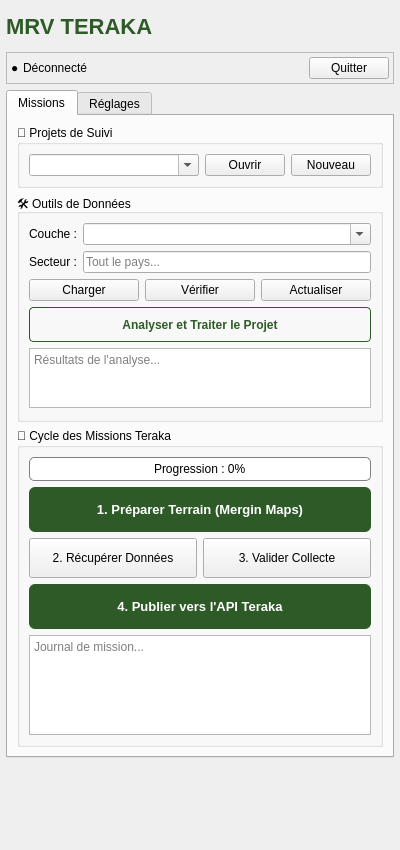
Above: mrv_teraka_dockwidget_base.ui from johrosa/mrv_teraka before the change. Below: the same form after it.
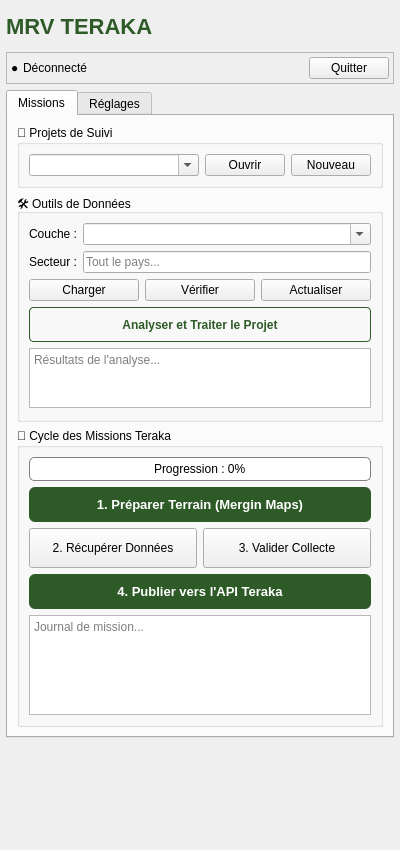
That is the form after the change.

Diff of the .ui file:
```diff
--- a/mrv_teraka_dockwidget_base.ui
+++ b/mrv_teraka_dockwidget_base.ui
@@ -317,7 +317,7 @@
              <property name="minimumSize">
               <size>
                <width>0</width>
-               <height>45</height>
+               <height>35</height>
               </size>
              </property>
              <property name="styleSheet">
@@ -363,7 +363,7 @@
              <property name="minimumSize">
               <size>
                <width>0</width>
-               <height>45</height>
+               <height>35</height>
               </size>
              </property>
              <property name="styleSheet">
```
Left out of the diff: 19 changed lines with no effect on the pictures. Lines whose indentation alone changed are shown as unchanged.
